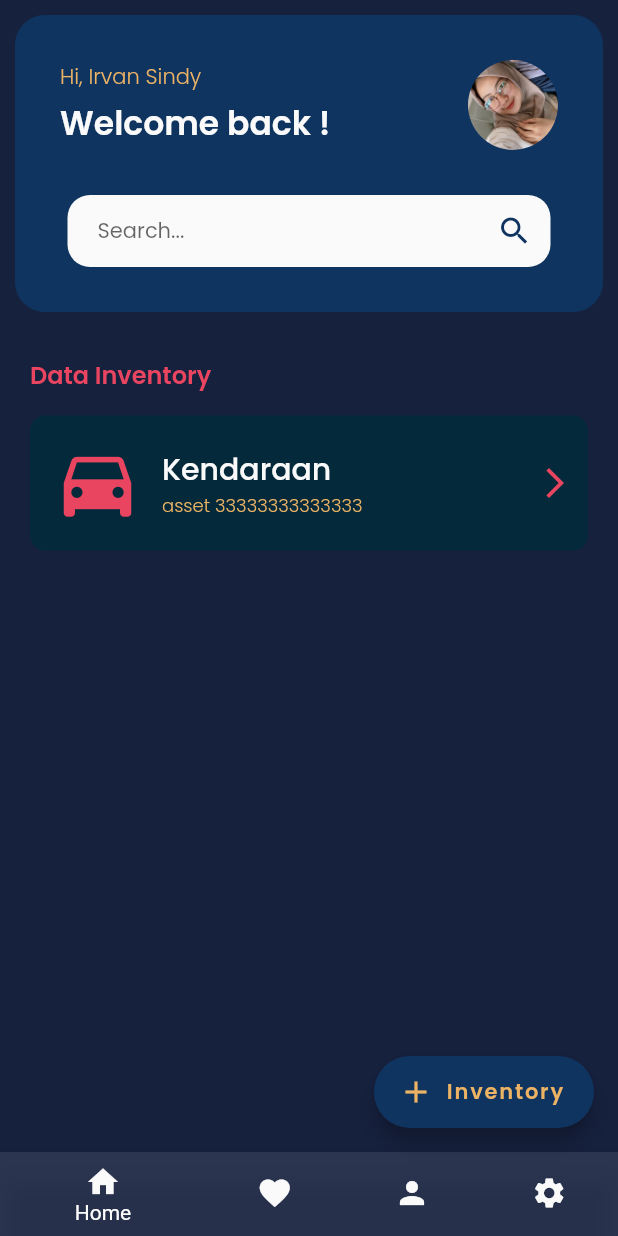
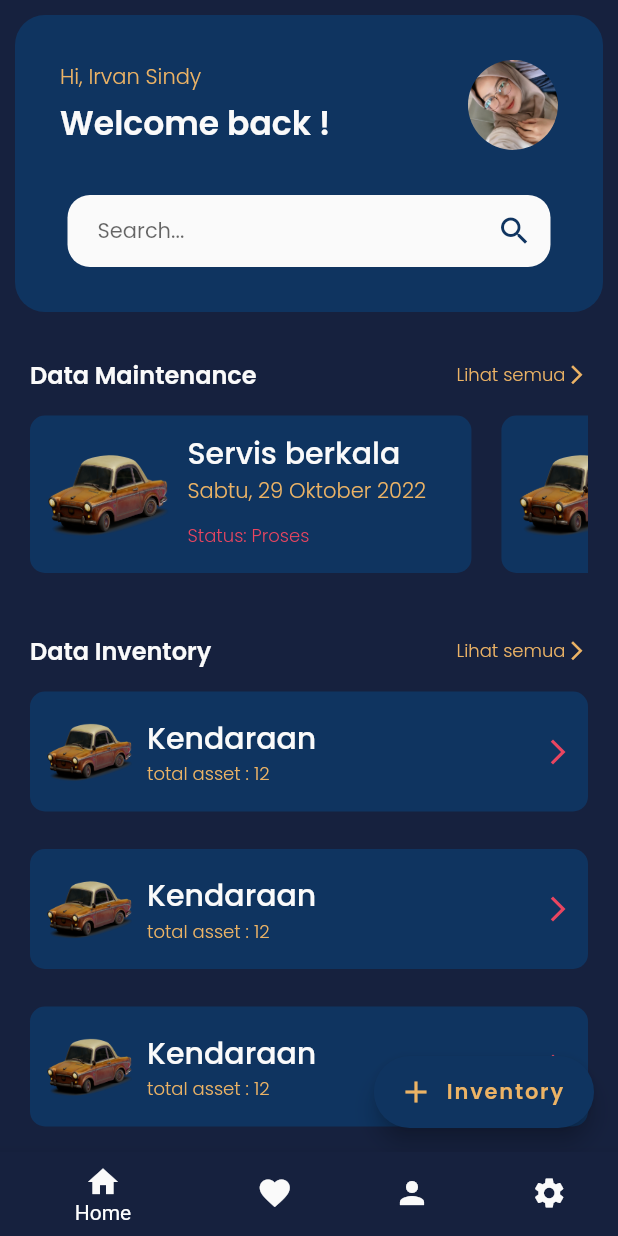
Before and after one commit to irvansindy/mobile-inventory, a Flutter app: the screen it shows after launch, on a phone screen of 412 x 824 dp. Run offline on Flutter 3.47's test engine with Material 2 defaults, Android fonts, the phone set to English and light mode, and no system bars; our stand-ins replace google_fonts; missing offline and left inert: hidable.

Commit message:
make tile recent maintenance

```diff
--- a/lib/pages/home_page.dart
+++ b/lib/pages/home_page.dart
@@ -97,7 +97,77 @@ class HomePage extends StatelessWidget {
       );
     }
 
-    Widget content() {
+    Widget inventoryMaintenance() {
+      return Container(
+        width: MediaQuery.of(context).size.width / 1.4,
+        margin: const EdgeInsets.only(
+          top: 15,
+          right: 20,
+        ),
+        padding: const EdgeInsets.all(
+          10,
+        ),
+        decoration: BoxDecoration(
+          color: secondColor1,
+          // border: Border.all(color: fourthColor1),
+          borderRadius: BorderRadius.circular(10),
+        ),
+        child: Row(
+          mainAxisAlignment: MainAxisAlignment.start,
+          crossAxisAlignment: CrossAxisAlignment.start,
+          children: [
+            Container(
+              width: 85,
+              height: 85,
+              decoration: const BoxDecoration(
+                image: DecorationImage(
+                  image: AssetImage('assets/car.png'),
+                ),
+              ),
+            ),
+            const SizedBox(
+              width: 10,
+            ),
+            Expanded(
+              child: Column(
+                mainAxisAlignment: MainAxisAlignment.center,
+                crossAxisAlignment: CrossAxisAlignment.start,
+                children: [
+                  Text(
+                    'Servis berkala',
+                    style: whiteTextStyle.copyWith(
+                      fontSize: 20,
+                      fontWeight: medium,
+                      overflow: TextOverflow.ellipsis,
+                    ),
+                  ),
+                  Text(
+                    'Sabtu, 29 Oktober 2022',
+                    style: fourthTextStyle2.copyWith(
+                      // fontSize: 12,
+                      fontWeight: light,
+                      overflow: TextOverflow.ellipsis,
+                    ),
+                  ),
+                  const SizedBox(
+                    height: 10,
+                  ),
+                  Text(
+                    'Status: Proses',
+                    style: fourthTextStyle1.copyWith(
+                      fontSize: 12,
+                      fontWeight: light,
+                    ),
+                  ),
+                ],
+              ),
+            ),
+          ],
+        ),
+      );
+    }
+
+    Widget inventoryTile() {
       return SingleChildScrollView(
         child: Column(
           children: [
@@ -113,29 +183,28 @@ class HomePage extends StatelessWidget {
                 10,
               ),
               decoration: BoxDecoration(
-                color: secondColor2,
+                color: secondColor1,
                 // border: Border.all(color: fourthColor1),
                 borderRadius: BorderRadius.circular(10),
               ),
               child: Row(
                 children: [
                   Container(
-                    padding: const EdgeInsets.all(
-                      5,
+                    // padding: const EdgeInsets.all(
+                    //   5,
+                    // ),
+                    width: 60,
+                    height: 60,
+                    decoration: const BoxDecoration(
+                      image: DecorationImage(
+                        image: AssetImage('assets/car.png'),
+                      ),
                     ),
-                    decoration: BoxDecoration(
-                      // color: whiteColor,
-                      // border: Border.all(
-                      // color: fourthColor1,
-                      //   width: 0.5,
-                      // ),
-                      borderRadius: BorderRadius.circular(15),
-                    ),
-                    child: Icon(
-                      Icons.directions_car,
-                      size: 60,
-                      color: fourthColor1,
-                    ),
+                    // child: Icon(
+                    //   Icons.directions_car,
+                    //   size: 60,
+                    //   color: fourthColor2,
+                    // ),
                   ),
                   const SizedBox(
                     width: 8,
@@ -147,6 +216,7 @@ class HomePage extends StatelessWidget {
                       children: [
                         Text(
                           'Kendaraan',
+                          // style: fourthTextStyle1.copyWith(
                           style: whiteTextStyle.copyWith(
                             fontSize: 20,
                             fontWeight: medium,
@@ -154,7 +224,7 @@ class HomePage extends StatelessWidget {
                           ),
                         ),
                         Text(
-                          'asset 33333333333333',
+                          'total asset : 12',
                           style: fourthTextStyle2.copyWith(
                             fontSize: 12,
                             fontWeight: light,
@@ -166,7 +236,7 @@ class HomePage extends StatelessWidget {
                   ),
                   Icon(
                     Icons.arrow_forward_ios,
-                    size: 24,
+                    size: 20,
                     color: fourthColor1,
                   ),
                 ],
@@ -193,17 +263,90 @@ class HomePage extends StatelessWidget {
             Container(
               margin: const EdgeInsets.all(20),
               child: Column(
-                mainAxisAlignment: MainAxisAlignment.start,
                 crossAxisAlignment: CrossAxisAlignment.start,
                 children: [
-                  Text(
-                    'Data Inventory',
-                    style: fourthTextStyle1.copyWith(
-                      fontSize: 16,
-                      fontWeight: semiBold,
+                  Row(
+                    children: [
+                      Expanded(
+                        child: Text(
+                          'Data Maintenance',
+                          style: whiteTextStyle.copyWith(
+                            fontSize: 16,
+                            fontWeight: semiBold,
+                          ),
+                        ),
+                      ),
+                      Row(
+                        children: [
+                          Text(
+                            'Lihat semua',
+                            style: fourthTextStyle2.copyWith(
+                              fontSize: 12,
+                              fontWeight: light,
+                            ),
+                          ),
+                          Icon(
+                            Icons.arrow_forward_ios,
+                            size: 15,
+                            color: fourthColor2,
+                          ),
+                        ],
+                      ),
+                    ],
+                  ),
+                  SingleChildScrollView(
+                    scrollDirection: Axis.horizontal,
+                    child: Row(
+                      children: [
+                        inventoryMaintenance(),
+                        inventoryMaintenance(),
+                        inventoryMaintenance(),
+                      ],
                     ),
                   ),
-                  content(),
+                ],
+              ),
+            ),
+            Container(
+              margin: const EdgeInsets.all(20),
+              child: Column(
+                // mainAxisAlignment: MainAxisAlignment.start,
+                crossAxisAlignment: CrossAxisAlignment.start,
+                children: [
+                  Row(
+                    children: [
+                      Expanded(
+                        child: Text(
+                          'Data Inventory',
+                          style: whiteTextStyle.copyWith(
+                            fontSize: 16,
+                            fontWeight: semiBold,
+                          ),
+                        ),
+                      ),
+                      Row(
+                        children: [
+                          Text(
+                            'Lihat semua',
+                            style: fourthTextStyle2.copyWith(
+                              fontSize: 12,
+                              fontWeight: light,
+                            ),
+                          ),
+                          Icon(
+                            Icons.arrow_forward_ios,
+                            size: 15,
+                            color: fourthColor2,
+                          ),
+                        ],
+                      ),
+                    ],
+                  ),
+                  inventoryTile(),
+                  inventoryTile(),
+                  inventoryTile(),
+                  inventoryTile(),
+                  inventoryTile(),
                 ],
               ),
             ),
--- a/lib/pages/main_page.dart
+++ b/lib/pages/main_page.dart
@@ -53,22 +53,22 @@ class _MainPageState extends State<MainPage> {
       BottomNavigationBarItem(
         label: 'Home',
         icon: Icon(Icons.home, color: whiteColor),
-        backgroundColor: primaryColor1.withOpacity(.9),
+        backgroundColor: primaryColor1,
       ),
       BottomNavigationBarItem(
         label: 'Favorites',
         icon: Icon(Icons.favorite, color: whiteColor),
-        backgroundColor: primaryColor1.withOpacity(.9),
+        backgroundColor: primaryColor1,
       ),
       BottomNavigationBarItem(
         label: 'Profile',
         icon: Icon(Icons.person, color: whiteColor),
-        backgroundColor: primaryColor1.withOpacity(.9),
+        backgroundColor: primaryColor1,
       ),
       BottomNavigationBarItem(
         label: 'Settings',
         icon: Icon(Icons.settings, color: whiteColor),
-        backgroundColor: primaryColor1.withOpacity(.9),
+        backgroundColor: primaryColor1,
       ),
     ];
   }
```
Also changed, not shown: assets/car.png (added).
